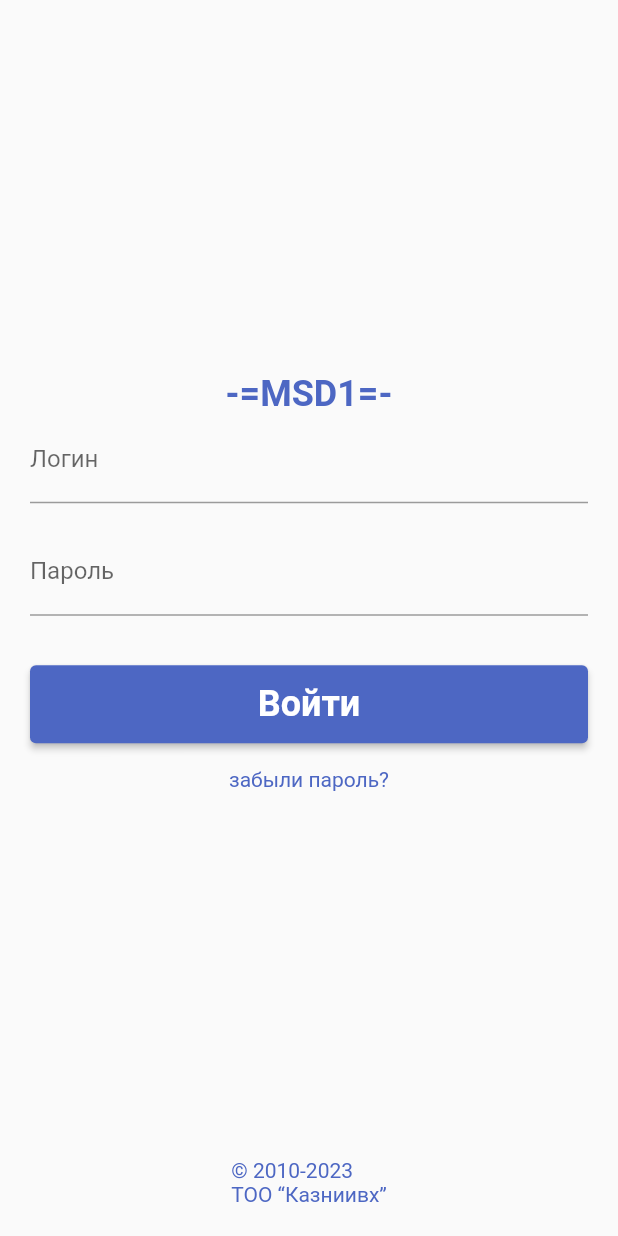
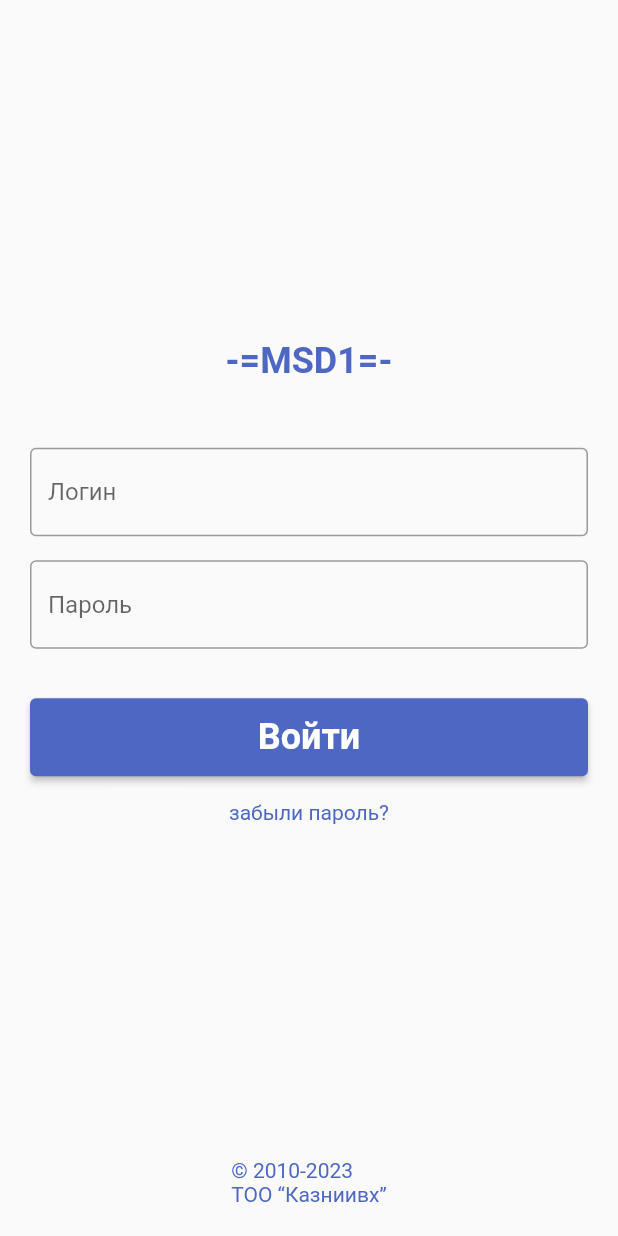
Before and after one commit to lordethyed/MSD1, a Flutter app: the screen it shows after launch, on a phone screen of 412 x 824 dp. Run offline on Flutter 3.47's test engine with Material 2 defaults, Android fonts, the phone set to English and light mode, and no system bars.

Commit message:
Auth page

```diff
--- a/lib/presentation/screens/auth_screen.dart
+++ b/lib/presentation/screens/auth_screen.dart
@@ -30,9 +30,26 @@ class _AuthScreenState extends State<AuthScreen> {
                 fontSize: 24,
               ),
             ),
+            const SizedBox(
+              height: 44,
+            ),
             TextFormField(
               controller: loginController,
-              decoration: const InputDecoration(labelText: 'Логин'),
+              decoration: const InputDecoration(
+                hintText: "Логин",
+                border: OutlineInputBorder(
+                  borderSide: BorderSide(
+                    width: 1,
+                    color: Color(0xFF748DE8),
+                  ),
+                ),
+                focusedBorder: OutlineInputBorder(
+                  borderSide: BorderSide(
+                    width: 1,
+                    color: Color(0xFF748DE8),
+                  ),
+                ),
+              ),
             ),
             const SizedBox(
               height: 16,
@@ -40,13 +57,27 @@ class _AuthScreenState extends State<AuthScreen> {
             TextFormField(
               controller: passwordController,
               obscureText: true,
-              decoration: const InputDecoration(labelText: 'Пароль'),
+              decoration: const InputDecoration(
+                hintText: "Пароль",
+                border: OutlineInputBorder(
+                  borderSide: BorderSide(
+                    width: 1,
+                    color: Color(0xFF748DE8),
+                  ),
+                ),
+                focusedBorder: OutlineInputBorder(
+                  borderSide: BorderSide(
+                    width: 1,
+                    color: Color(0xFF748DE8),
+                  ),
+                ),
+              ),
             ),
             const SizedBox(
               height: 33,
             ),
             SizedBox(
-              width: MediaQuery.of(context).size.width-40,
+              width: MediaQuery.of(context).size.width - 40,
               height: 52,
               child: ElevatedButton(
                 style: ElevatedButton.styleFrom(
@@ -54,7 +85,7 @@ class _AuthScreenState extends State<AuthScreen> {
                 ),
                 onPressed: () {},
                 child: const Text(
-                    'Войти',
+                  'Войти',
                   style: TextStyle(
                     fontFamily: "Roboto",
                     color: Colors.white,
```
